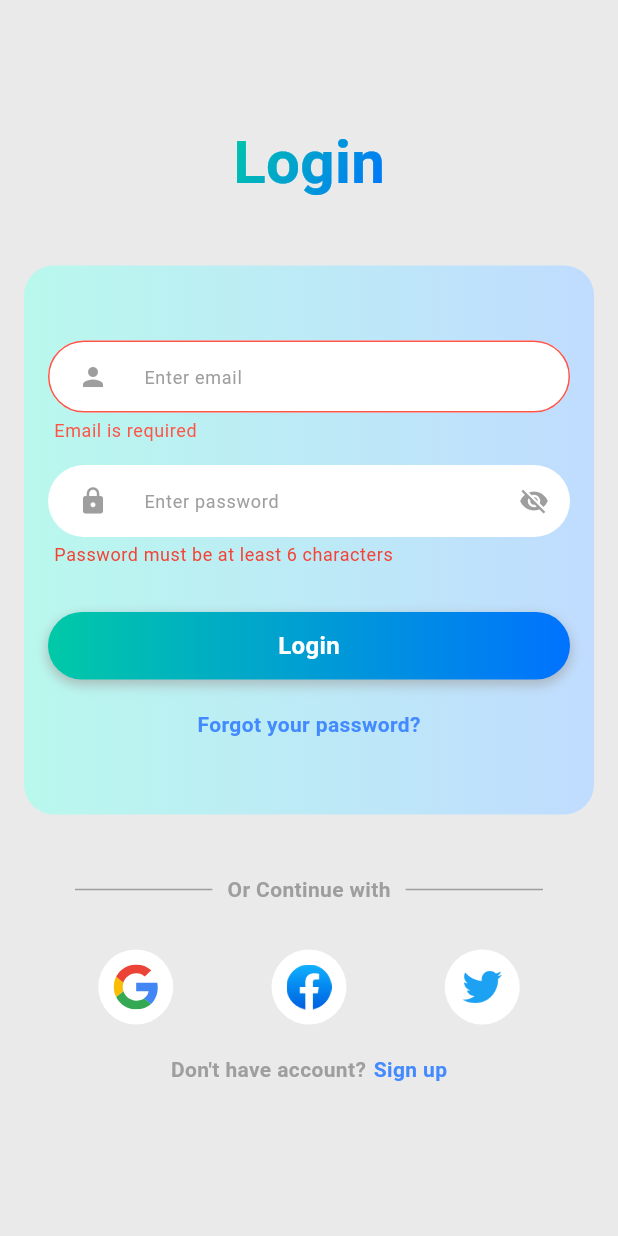
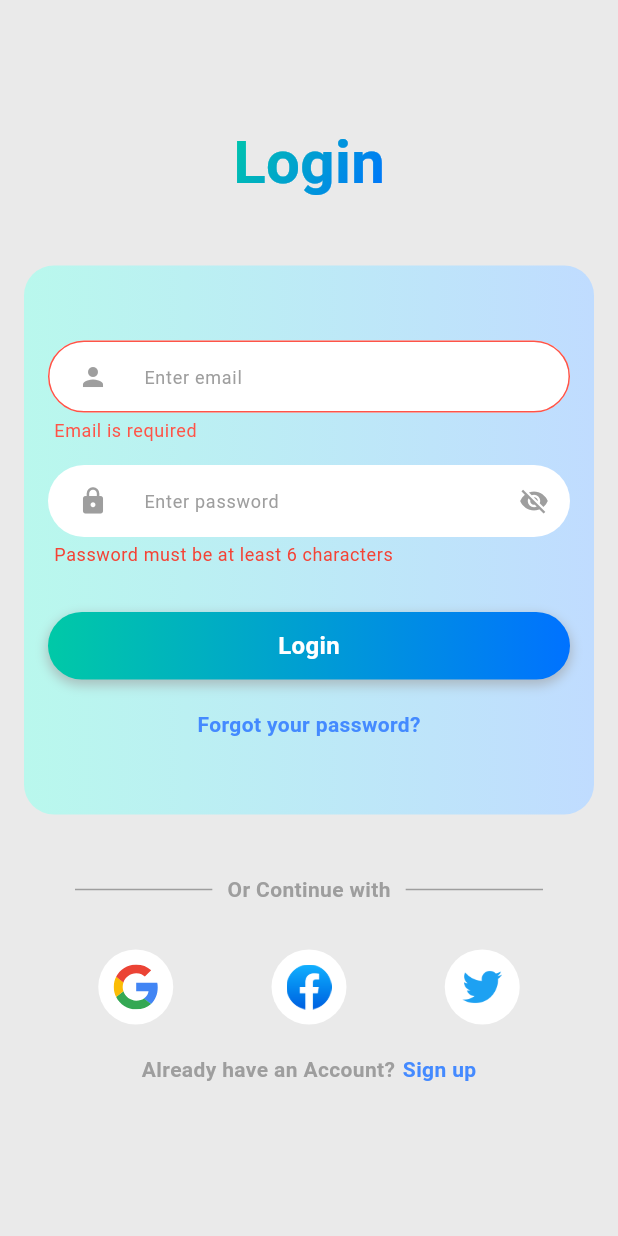
Before and after one commit to rajnidhiman267/firebase_authentication_app, a Flutter app: the screen it shows after launch, after a tap on "Login", on a phone screen of 412 x 824 dp. Run offline on Flutter 3.47's test engine with Material 3 defaults, Android fonts, the phone set to English and light mode, and no system bars; our stand-ins replace firebase_auth, firebase_core, firebase_messaging, flutter_svg, toastification; accounts and stored records are empty; generated files the repository leaves out were written again.

Commit message:
minor fixes

```diff
--- /dev/null
+++ b/lib/core/utils/constants/color_constant.dart
@@ -0,0 +1,10 @@
+import 'dart:ui';
+
+class ColorConstants {
+  static Color lightSeagreen = Color(0xFF00C9A7);
+  static Color lightNavyBlue = Color(0xFF0072FF);
+  static Color whiteColor= Color(0xFFFFFFFF);
+   static Color lightestSeagreen= const Color(0xFFB9F8ED);
+    static Color lightestNavyBlue=const Color(0xFFC0DCFF);
+
+}
--- a/lib/core/utils/string_constants.dart
+++ b/lib/core/utils/constants/string_constants.dart
@@ -3,9 +3,11 @@ class StringConstants {
   static const String logout = "Log out";
   static const String enterEmail = "Enter email";
   static const String enterPassword = "Enter password";
+  static const String reEnterPassword = "reEnterPassword";
   static const String loginFailed = "Login failed. Please try again.";
   static const String forgotPassword = "Forgot your password?";
   static const String orContinueWith = "Or Continue with";
   static const String dontHaveAccount = "Don't have account?";
   static const String signUp = "Sign up";
+  static const String alreadyHaveAccount = "Already have an Account?";
 }
--- /dev/null
+++ b/lib/core/utils/helpers/helper_utils.dart
@@ -0,0 +1,21 @@
+import 'package:flutter/material.dart';
+import 'package:toastification/toastification.dart';
+
+class HelperUtils {
+  static showToast({
+    required BuildContext context,
+    required String headingTitle,
+    String description = '',
+    required Color backgroundColor,
+  }) {
+    return toastification.show(
+      context: context,
+      type: ToastificationType.success,
+      style: ToastificationStyle.flat,
+      autoCloseDuration: const Duration(seconds: 10),
+      title: Text(headingTitle),
+
+      description: Text(description),
+    );
+  }
+}
--- a/lib/core/view/screens/home_screen.dart
+++ b/lib/core/view/screens/home_screen.dart
@@ -1,5 +1,5 @@
 import 'package:firebase_auth/firebase_auth.dart';
-import 'package:firebase_authentication_app/core/utils/string_constants.dart';
+import 'package:firebase_authentication_app/core/utils/constants/string_constants.dart';
 import 'package:firebase_authentication_app/core/widgets/custom_button_widget.dart';
 import 'package:flutter/material.dart';
 
--- a/lib/core/view/screens/login_screen.dart
+++ b/lib/core/view/screens/login_screen.dart
@@ -1,13 +1,18 @@
-import 'package:firebase_authentication_app/core/utils/assets_constants.dart';
-import 'package:firebase_authentication_app/core/utils/string_constants.dart';
+import 'package:firebase_authentication_app/core/utils/constants/color_constant.dart';
+import 'package:firebase_authentication_app/core/utils/constants/string_constants.dart';
+import 'package:firebase_authentication_app/core/utils/helpers/helper_utils.dart';
 import 'package:firebase_authentication_app/core/utils/validator.dart';
+import 'package:firebase_authentication_app/core/view/widgets/heading_text_widget.dart';
+import 'package:firebase_authentication_app/core/view/widgets/or_widget.dart';
+import 'package:firebase_authentication_app/core/view/widgets/other_auth_options_widget.dart';
 import 'package:firebase_authentication_app/core/viewmodel/auth_viewmodel.dart';
 import 'package:firebase_authentication_app/core/widgets/custom_button_widget.dart';
 import 'package:firebase_authentication_app/core/widgets/custom_password_widget.dart';
 import 'package:firebase_authentication_app/core/widgets/custom_textfield_widget.dart';
+import 'package:firebase_authentication_app/core/widgets/rich_text_widget.dart';
 
 import 'package:flutter/material.dart';
-import 'package:flutter_svg/svg.dart';
+
 import 'package:provider/provider.dart';
 
 class LoginScreen extends StatelessWidget {
@@ -15,164 +20,57 @@ class LoginScreen extends StatelessWidget {
 
   @override
   Widget build(BuildContext context) {
-    final formKey = context.read<Authprovider>().loginFormKey;
     return GestureDetector(
       onTap: () => FocusScope.of(context).unfocus(),
       child: Scaffold(
         backgroundColor: const Color(0xFFEAEAEA),
         body: SingleChildScrollView(
-          child: Form(
-            key: formKey,
           child: Column(
             children: [
               SizedBox(height: 80),
-                _loginHeader(),
+              HeaderTextWidget(title: StringConstants.login),
               SizedBox(height: 40),
-                _authSection(formKey, context),
+              _authSection(context),
               SizedBox(height: 40),
-                _orSection(),
+              OrWidget(),
               SizedBox(height: 30),
               _otherAuthOptionSection(),
               SizedBox(height: 20),
-                _signupSection(),
+              RichTextWidget(
+                onTap: () {},
+                firstText: StringConstants.alreadyHaveAccount,
+                secondText: StringConstants.signUp,
+              ),
             ],
-            ),
           ),
         ),
       ),
     );
   }
 
-  Row _signupSection() {
-    return Row(
-      mainAxisAlignment: MainAxisAlignment.center,
-      children: [
-        Text(
-          StringConstants.dontHaveAccount,
-          style: TextStyle(
-            fontSize: 14,
-            fontWeight: FontWeight.bold,
-            color: Colors.grey, // Required but will be overridden by shader
-          ),
-        ),
-        SizedBox(width: 5),
-        InkWell(
-          onTap: () {},
-          child: Text(
-            StringConstants.signUp,
-            style: TextStyle(
-              fontSize: 14,
-              fontWeight: FontWeight.bold,
-              color: Colors.blueAccent,
-            ),
-          ),
-        ),
-      ],
-    );
-  }
-
   Widget _otherAuthOptionSection() {
     return Consumer<Authprovider>(
       builder: (context, provider, _) {
-        return AbsorbPointer(
-          absorbing: provider.isLoading,
-          child: Row(
-            mainAxisAlignment: MainAxisAlignment.spaceEvenly,
-            children: [
-              InkWell(
-                borderRadius: BorderRadius.circular(25),
-                onTap: () {},
-                child: Container(
-                  padding: EdgeInsets.all(10),
-                  decoration: BoxDecoration(
-                    color: Colors.white,
-                    shape: BoxShape.circle,
-                  ),
-                  child: SvgPicture.asset(
-                    AssetsConstants.googleIcon,
-                    height: 30,
-                    width: 30,
-                    semanticsLabel: 'Logo',
-                  ),
-                ),
-              ),
-              InkWell(
-                borderRadius: BorderRadius.circular(25),
-                onTap: () {},
-                child: Container(
-                  padding: EdgeInsets.all(10),
-                  decoration: BoxDecoration(
-                    color: Colors.white,
-                    shape: BoxShape.circle,
-                  ),
-                  child: Image.asset(
-                    AssetsConstants.facebookImage,
-                    height: 30,
-                    width: 30,
-                  ),
-                ),
-              ),
-
-              InkWell(
-                borderRadius: BorderRadius.circular(25),
-                onTap: () {},
-                child: Container(
-                  padding: EdgeInsets.all(10),
-                  decoration: BoxDecoration(
-                    color: Colors.white,
-                    shape: BoxShape.circle,
-                  ),
-                  child: Image.asset(
-                    AssetsConstants.twitterImage,
-                    height: 30,
-                    width: 30,
-                  ),
-                ),
-              ),
-            ],
-          ),
+        return OtherAuthOptionsWidget(
+          isAbsorbing: provider.isLoading,
+          onFaceBookTap: () {},
+          onGoogleTap: () {},
+          onTwitterTap: () {},
         );
       },
     );
   }
 
-  Padding _orSection() {
-    return Padding(
-      padding: const EdgeInsets.symmetric(horizontal: 50),
-      child: Row(
-        children: [
-          const Expanded(
-            child: Divider(color: Colors.grey, height: 5, thickness: 1),
-          ),
-          Padding(
-            padding: EdgeInsets.symmetric(horizontal: 10),
-            child: Text(
-              StringConstants.orContinueWith,
-              style: TextStyle(
-                fontSize: 14,
-                fontWeight: FontWeight.bold,
-                color: Colors.grey, // Required but will be overridden by shader
-              ),
-            ),
-          ),
-          const Expanded(
-            child: Divider(color: Colors.grey, height: 5, thickness: 1),
-          ),
-        ],
-      ),
-    );
-  }
-
-  Container _authSection(
-    GlobalKey<FormState> formKey,
-    BuildContext parentContext,
-  ) {
+  _authSection(BuildContext parentContext) {
     return Container(
       margin: EdgeInsets.symmetric(horizontal: 16),
-      // padding: EdgeInsets.symmetric(vertical: 6),
+
       decoration: BoxDecoration(
         gradient: LinearGradient(
-          colors: [const Color(0xFFB9F8ED), const Color(0xFFC0DCFF)],
+          colors: [
+            ColorConstants.lightestSeagreen,
+            ColorConstants.lightestNavyBlue,
+          ],
           begin: Alignment.centerLeft,
           end: Alignment.centerRight,
         ),
@@ -184,6 +82,8 @@ class LoginScreen extends StatelessWidget {
           builder: (context, provider, _) {
             return AbsorbPointer(
               absorbing: provider.isLoading,
+              child: Form(
+                key: provider.loginFormKey,
                 child: Column(
                   crossAxisAlignment: CrossAxisAlignment.center,
                   mainAxisAlignment: MainAxisAlignment.center,
@@ -209,7 +109,8 @@ class LoginScreen extends StatelessWidget {
                     CustomButton(
                       text: StringConstants.login,
                       onPressed: () async {
-                      if (formKey.currentState?.validate() ?? false) {
+                        if (provider.loginFormKey.currentState?.validate() ??
+                            false) {
                           FocusScope.of(parentContext).unfocus();
                           provider.onSignInAction(
                             () => callBackFunction(context),
@@ -232,6 +133,7 @@ class LoginScreen extends StatelessWidget {
                     ),
                   ],
                 ),
+              ),
             );
           },
         ),
@@ -239,27 +141,11 @@ class LoginScreen extends StatelessWidget {
     );
   }
 
-  ShaderMask _loginHeader() {
-    return ShaderMask(
-      shaderCallback: (bounds) => const LinearGradient(
-        colors: [Color(0xFF00C9A7), Color(0xFF0072FF)], // Sea Green to Blue
-        begin: Alignment.topLeft,
-        end: Alignment.bottomRight,
-      ).createShader(Rect.fromLTWH(0, 0, bounds.width, bounds.height)),
-      child: const Text(
-        StringConstants.login,
-        style: TextStyle(
-          fontSize: 40,
-          fontWeight: FontWeight.bold,
-          color: Colors.white, // Required but will be overridden by shader
-        ),
-      ),
+  callBackFunction(BuildContext context) {
+    HelperUtils.showToast(
+      context: context,
+      headingTitle: StringConstants.loginFailed,
+      backgroundColor: Colors.red,
     );
   }
-
-  callBackFunction(BuildContext context) {
-    ScaffoldMessenger.of(
-      context,
-    ).showSnackBar(SnackBar(content: Text(StringConstants.loginFailed)));
 }
-}
--- /dev/null
+++ b/lib/core/view/widgets/heading_text_widget.dart
@@ -0,0 +1,30 @@
+import 'package:firebase_authentication_app/core/utils/constants/color_constant.dart';
+import 'package:flutter/material.dart';
+
+class HeaderTextWidget extends StatelessWidget {
+  final String title;
+  const HeaderTextWidget({super.key, required this.title});
+
+  @override
+  Widget build(BuildContext context) {
+    return ShaderMask(
+      shaderCallback: (bounds) => LinearGradient(
+        colors: [
+          ColorConstants.lightSeagreen,
+          ColorConstants.lightNavyBlue,
+        ], // Sea Green to Blue
+        begin: Alignment.topLeft,
+        end: Alignment.bottomRight,
+      ).createShader(Rect.fromLTWH(0, 0, bounds.width, bounds.height)),
+      child: Text(
+        title,
+        style: TextStyle(
+          fontSize: 40,
+          fontWeight: FontWeight.bold,
+          color: ColorConstants
+              .whiteColor, // Required but will be overridden by shader
+        ),
+      ),
+    );
+  }
+}
--- /dev/null
+++ b/lib/core/view/widgets/or_widget.dart
@@ -0,0 +1,34 @@
+import 'package:firebase_authentication_app/core/utils/constants/string_constants.dart';
+import 'package:flutter/material.dart';
+
+class OrWidget extends StatelessWidget {
+  const OrWidget({super.key});
+
+  @override
+  Widget build(BuildContext context) {
+    return Padding(
+      padding: const EdgeInsets.symmetric(horizontal: 50),
+      child: Row(
+        children: [
+          const Expanded(
+            child: Divider(color: Colors.grey, height: 5, thickness: 1),
+          ),
+          Padding(
+            padding: EdgeInsets.symmetric(horizontal: 10),
+            child: Text(
+              StringConstants.orContinueWith,
+              style: TextStyle(
+                fontSize: 14,
+                fontWeight: FontWeight.bold,
+                color: Colors.grey, // Required but will be overridden by shader
+              ),
+            ),
+          ),
+          const Expanded(
+            child: Divider(color: Colors.grey, height: 5, thickness: 1),
+          ),
+        ],
+      ),
+    );
+  }
+}
--- /dev/null
+++ b/lib/core/view/widgets/other_auth_options_widget.dart
@@ -0,0 +1,78 @@
+import 'package:firebase_authentication_app/core/utils/constants/assets_constants.dart';
+import 'package:flutter/material.dart';
+import 'package:flutter_svg/svg.dart';
+
+class OtherAuthOptionsWidget extends StatelessWidget {
+  final bool isAbsorbing;
+  final Function()? onGoogleTap;
+  final Function()? onFaceBookTap;
+  final Function()? onTwitterTap;
+  const OtherAuthOptionsWidget({
+    super.key,
+    this.isAbsorbing = false,
+    this.onGoogleTap,
+    this.onFaceBookTap,
+    this.onTwitterTap,
+  });
+
+  @override
+  Widget build(BuildContext context) {
+    return AbsorbPointer(
+      absorbing: isAbsorbing,
+      child: Row(
+        mainAxisAlignment: MainAxisAlignment.spaceEvenly,
+        children: [
+          InkWell(
+            borderRadius: BorderRadius.circular(25),
+            onTap: onGoogleTap,
+            child: Container(
+              padding: EdgeInsets.all(10),
+              decoration: BoxDecoration(
+                color: Colors.white,
+                shape: BoxShape.circle,
+              ),
+              child: SvgPicture.asset(
+                AssetsConstants.googleIcon,
+                height: 30,
+                width: 30,
+              ),
+            ),
+          ),
+          InkWell(
+            borderRadius: BorderRadius.circular(25),
+            onTap: onFaceBookTap,
+            child: Container(
+              padding: EdgeInsets.all(10),
+              decoration: BoxDecoration(
+                color: Colors.white,
+                shape: BoxShape.circle,
+              ),
+              child: Image.asset(
+                AssetsConstants.facebookImage,
+                height: 30,
+                width: 30,
+              ),
+            ),
+          ),
+
+          InkWell(
+            borderRadius: BorderRadius.circular(25),
+            onTap: onTwitterTap,
+            child: Container(
+              padding: EdgeInsets.all(10),
+              decoration: BoxDecoration(
+                color: Colors.white,
+                shape: BoxShape.circle,
+              ),
+              child: Image.asset(
+                AssetsConstants.twitterImage,
+                height: 30,
+                width: 30,
+              ),
+            ),
+          ),
+        ],
+      ),
+    );
+  }
+}
--- /dev/null
+++ b/lib/core/widgets/rich_text_widget.dart
@@ -0,0 +1,42 @@
+import 'package:flutter/material.dart';
+
+class RichTextWidget extends StatelessWidget {
+  final Function()? onTap;
+  final String firstText;
+  final String secondText;
+  const RichTextWidget({
+    super.key,
+    this.onTap,
+    required this.firstText,
+    required this.secondText,
+  });
+
+  @override
+  Widget build(BuildContext context) {
+    return Row(
+      mainAxisAlignment: MainAxisAlignment.center,
+      children: [
+        Text(
+          firstText,
+          style: TextStyle(
+            fontSize: 14,
+            fontWeight: FontWeight.bold,
+            color: Colors.grey, // Required but will be overridden by shader
+          ),
+        ),
+        SizedBox(width: 5),
+        InkWell(
+          onTap: onTap,
+          child: Text(
+            secondText,
+            style: TextStyle(
+              fontSize: 14,
+              fontWeight: FontWeight.bold,
+              color: Colors.blueAccent,
+            ),
+          ),
+        ),
+      ],
+    );
+  }
+}
--- a/lib/main.dart
+++ b/lib/main.dart
@@ -16,7 +16,12 @@ void main() async {
 
   runApp(
     MultiProvider(
-      providers: [ChangeNotifierProvider(create: (_) => Authprovider())],
+      providers: [
+        ChangeNotifierProvider(
+          create: (_) => Authprovider(),
+          child: Column(children: [LoginScreen()]),
+        ),
+      ],
       child: MyApp(),
     ),
   );
```
Also changed, not shown: lib/core/utils/constants/assets_constants.dart (renamed from lib/core/utils/assets_constants.dart), lib/core/view/screens/signup_screen.dart (added). Lines whose indentation alone changed are shown as unchanged.
